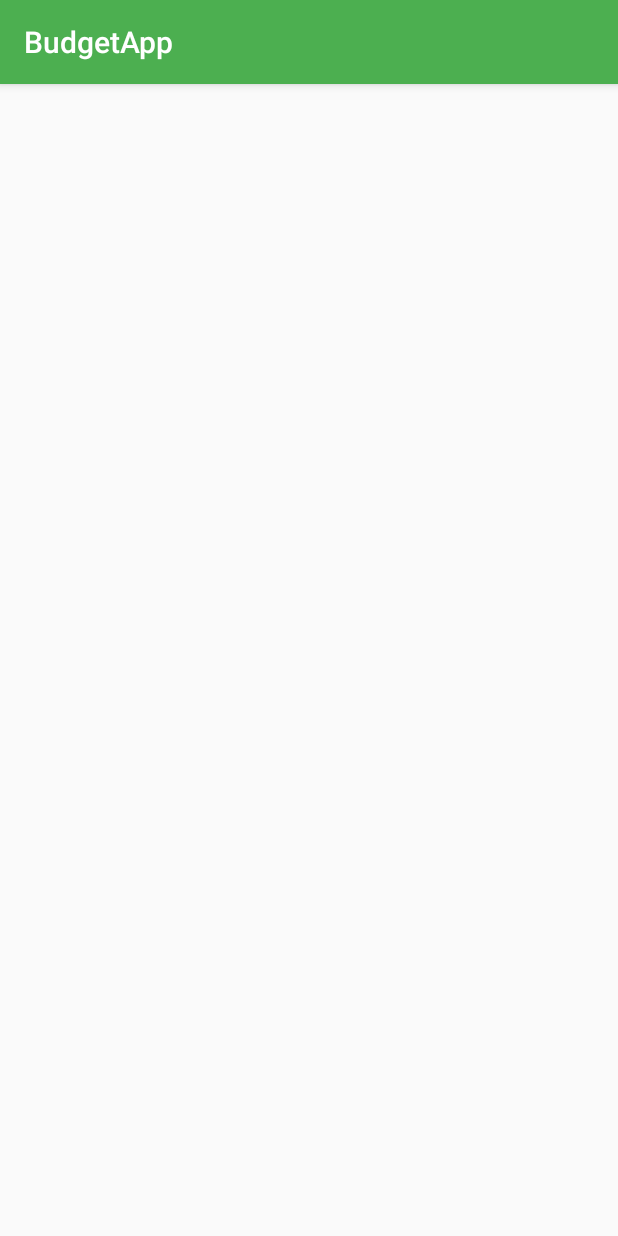
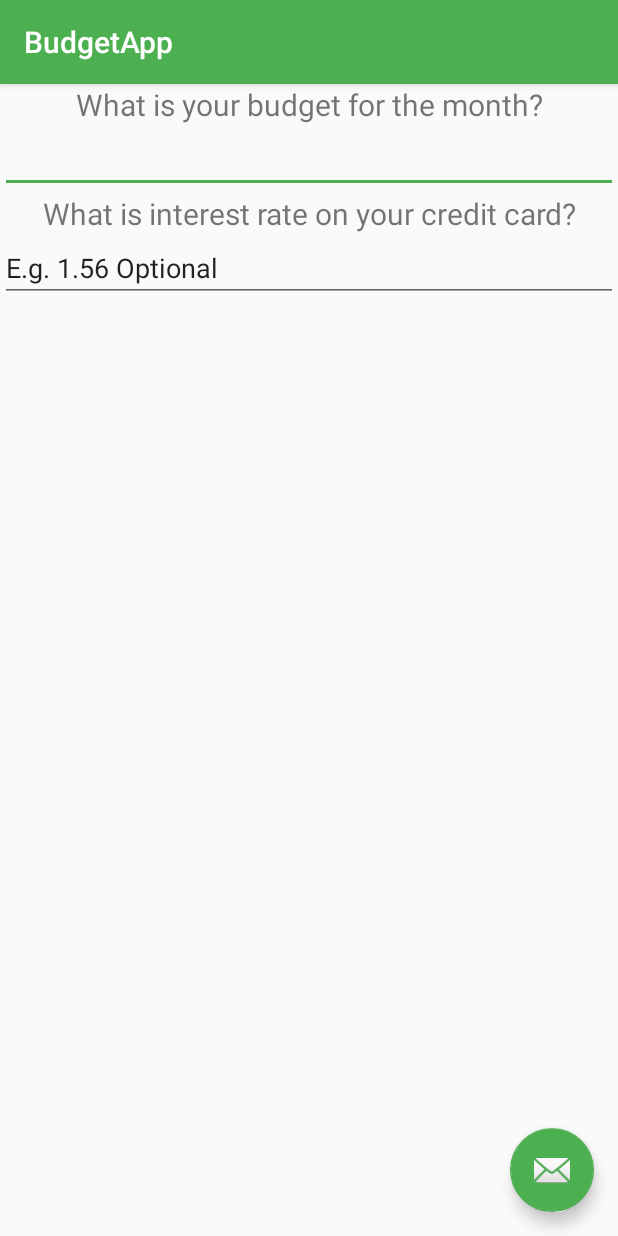
Before and after one commit to kumailn/BudgetApp, an Android app: the screen it shows after launch (Main3Activity), on a phone screen of 412 x 824 dp. Run offline under Robolectric (Android 15) with nearby library versions, the phone set to English and light mode, and no system bars; our stand-ins replace Volley.

Commit message:
Merge remote-tracking branch 'origin/master'
# Conflicts:
#	.idea/vcs.xml
#	app/src/main/java/com/kumailn/budgetapp/MainActivity.java

```diff
--- a/app/src/main/java/com/kumailn/budgetapp/MainActivity.java
+++ b/app/src/main/java/com/kumailn/budgetapp/MainActivity.java
@@ -159,7 +159,7 @@ public class MainActivity extends AppCompatActivity {
                            Log.e("purchaseID is ", Integer.toString(ID++));
                            ContentValues values = new ContentValues();
                            values.put("PurchaseID", ID);
-                           values.put("Cost", result);
+                           values.put("Cost", result*100);
                            values.put("Item", item.getText().toString());
                            values.put("Date", formattedDate);
                            int TEMPORARYBUDGET = 56;
--- a/app/src/main/res/layout/activity_main.xml
+++ b/app/src/main/res/layout/activity_main.xml
@@ -121,8 +121,8 @@
 
             <View
                 style="@style/Divider"
-                id="@+id/view"
-                layout_weight="1"
+                android:id="@+id/view"
+                android:layout_weight="1"
                 android:layout_width="match_parent"
                 android:layout_height="wrap_content" />
 
--- a/app/src/main/res/layout/activity_main3.xml
+++ b/app/src/main/res/layout/activity_main3.xml
@@ -1,9 +1,53 @@
 <?xml version="1.0" encoding="utf-8"?>
-<android.support.constraint.ConstraintLayout xmlns:android="http://schemas.android.com/apk/res/android"
+<android.support.design.widget.CoordinatorLayout xmlns:android="http://schemas.android.com/apk/res/android"
     xmlns:app="http://schemas.android.com/apk/res-auto"
     xmlns:tools="http://schemas.android.com/tools"
     android:layout_width="match_parent"
     android:layout_height="match_parent"
-    tools:context="com.kumailn.budgetapp.Main3Activity">
+    android:fitsSystemWindows="true"
+    tools:context="com.kumailn.budgetapp.MainActivity">
 
-</android.support.constraint.ConstraintLayout>
+    <include layout="@layout/content_main" />
+
+    <android.support.design.widget.FloatingActionButton
+        android:id="@+id/fab"
+        android:layout_width="wrap_content"
+        android:layout_height="wrap_content"
+        android:layout_gravity="bottom|end"
+        android:layout_margin="@dimen/fab_margin"
+        android:src="@android:drawable/ic_dialog_email" />
+
+    <ScrollView
+        android:layout_width="match_parent"
+        android:layout_height="wrap_content">
+
+        <LinearLayout
+            android:layout_width="match_parent"
+            android:layout_height="wrap_content"
+            android:orientation="vertical">
+            <TextView
+                android:layout_width="match_parent"
+                android:layout_height="wrap_content"
+                android:textSize="20dp"
+                android:text="What is your budget for the month?"
+                android:textAlignment="center"/>
+            <EditText
+                android:layout_width="match_parent"
+                android:layout_height="wrap_content"
+                android:id="@+id/budget"/>
+            <TextView
+                android:layout_width="match_parent"
+                android:layout_height="wrap_content"
+                android:textSize="20dp"
+                android:text="What is interest rate on your credit card?"
+                android:textAlignment="center" />
+            <EditText
+                android:layout_width="match_parent"
+                android:layout_height="wrap_content"
+                android:id="@+id/interest"
+                android:text="E.g. 1.56 Optional"/>
+        </LinearLayout>
+    </ScrollView>
+
+
+</android.support.design.widget.CoordinatorLayout>
--- a/app/src/main/res/layout/dialog_view.xml
+++ b/app/src/main/res/layout/dialog_view.xml
@@ -37,7 +37,7 @@
             android:layout_width="match_parent"
             android:layout_height="wrap_content"
             android:layout_below="@+id/textView5"
-            android:hint="Cost$"
+            android:hint="E.g. $13.67"
             android:textStyle="italic" />
 
         <EditText
```
